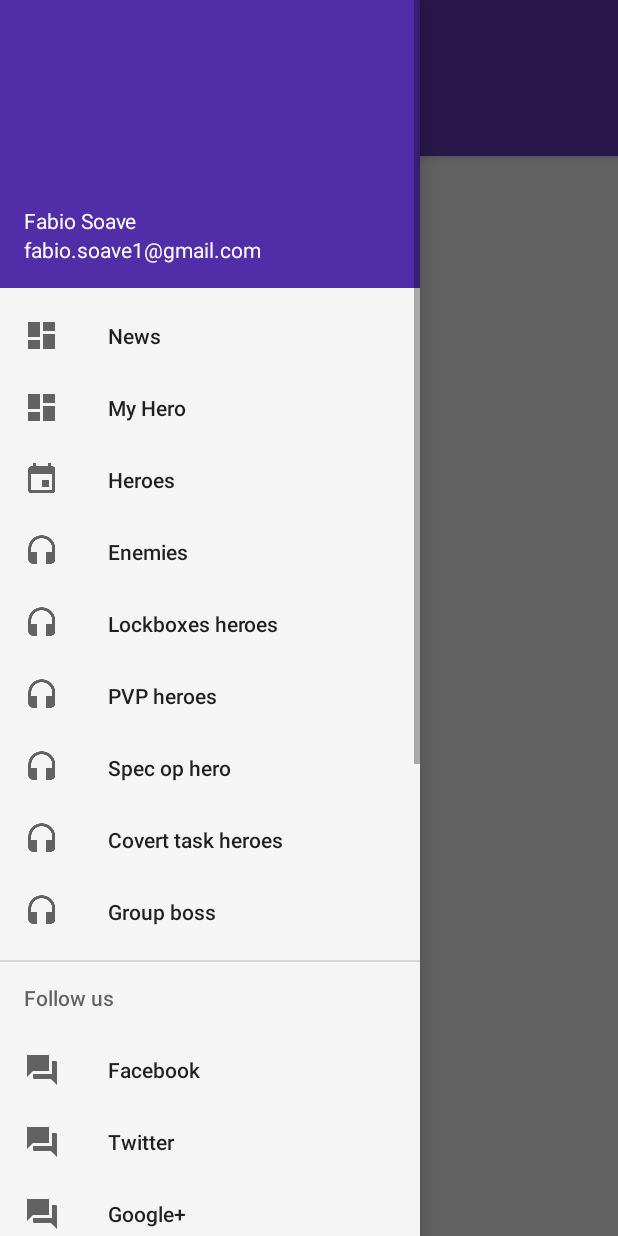
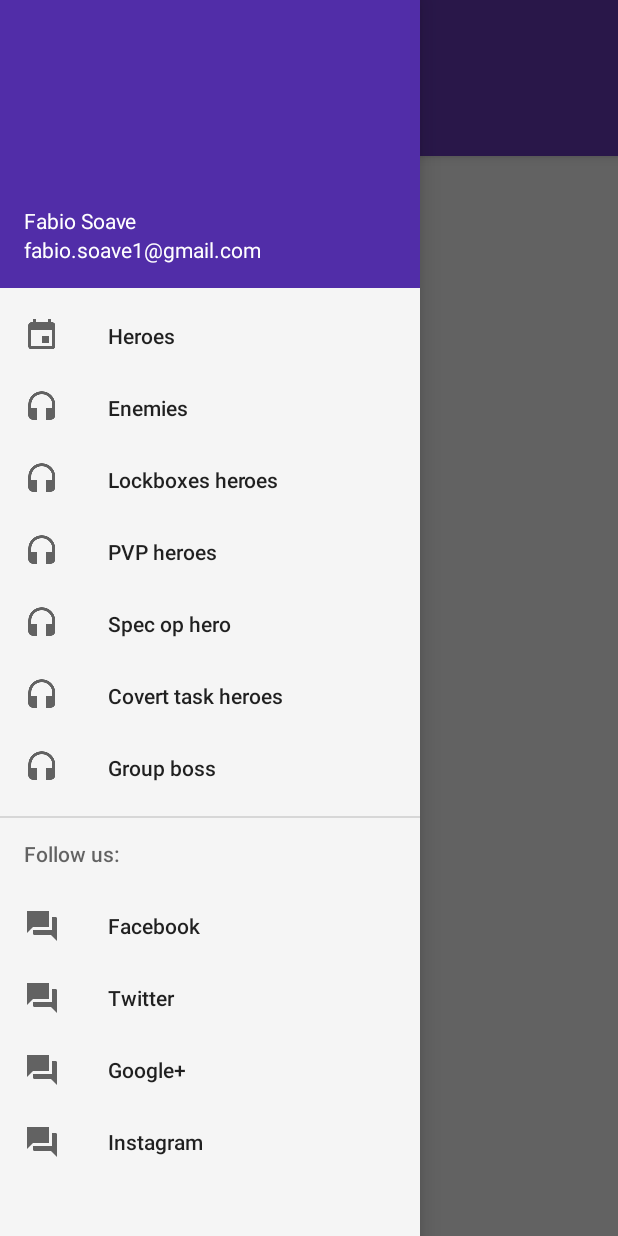
Before and after one commit to fsoave/first-app, an Android app: the OptionMenuMainActivity screen opened directly, with no data from a screen before it, with the side drawer open, on a phone screen of 412 x 824 dp. Run offline under Robolectric (Android 15) with nearby library versions, the phone set to English and light mode, and no system bars; 3 statements that could not run were skipped.

Commit message:
fix menu typo-issue

```diff
--- a/app/src/main/res/menu/drawer_view.xml
+++ b/app/src/main/res/menu/drawer_view.xml
@@ -3,6 +3,7 @@
 <menu xmlns:android="http://schemas.android.com/apk/res/android">
 
     <group android:checkableBehavior="single">
+        <!--
             <item
                 android:id="@+id/nav_news"
                 android:icon="@drawable/ic_dashboard"
@@ -11,6 +12,7 @@
                 android:id="@+id/nav_myhero"
                 android:icon="@drawable/ic_dashboard"
                 android:title="My Hero" />
+        -->
         <item
             android:id="@+id/nav_heroes"
             android:icon="@drawable/ic_event"
@@ -41,7 +43,7 @@
             android:title="Group boss" />
     </group>
 
-    <item android:title="Follow us">
+    <item android:title="Follow us:">
         <menu>
             <item
                 android:id="@+id/facebook"
@@ -62,6 +64,7 @@
         </menu>
     </item>
 
+    <!--
         <item android:title="Sub items">
             <menu>
                 <item
@@ -90,5 +93,6 @@
                     android:title="Mission season 2" />
             </menu>
         </item>
+    -->
 
 </menu>
```
Lines whose indentation alone changed are shown as unchanged.
